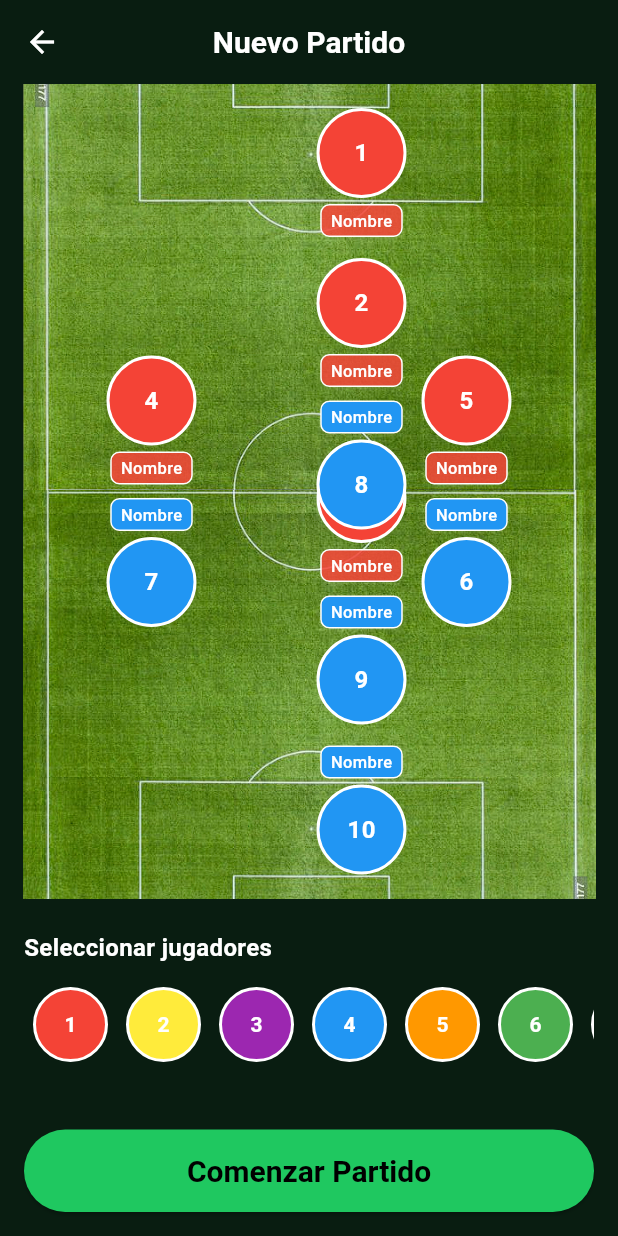
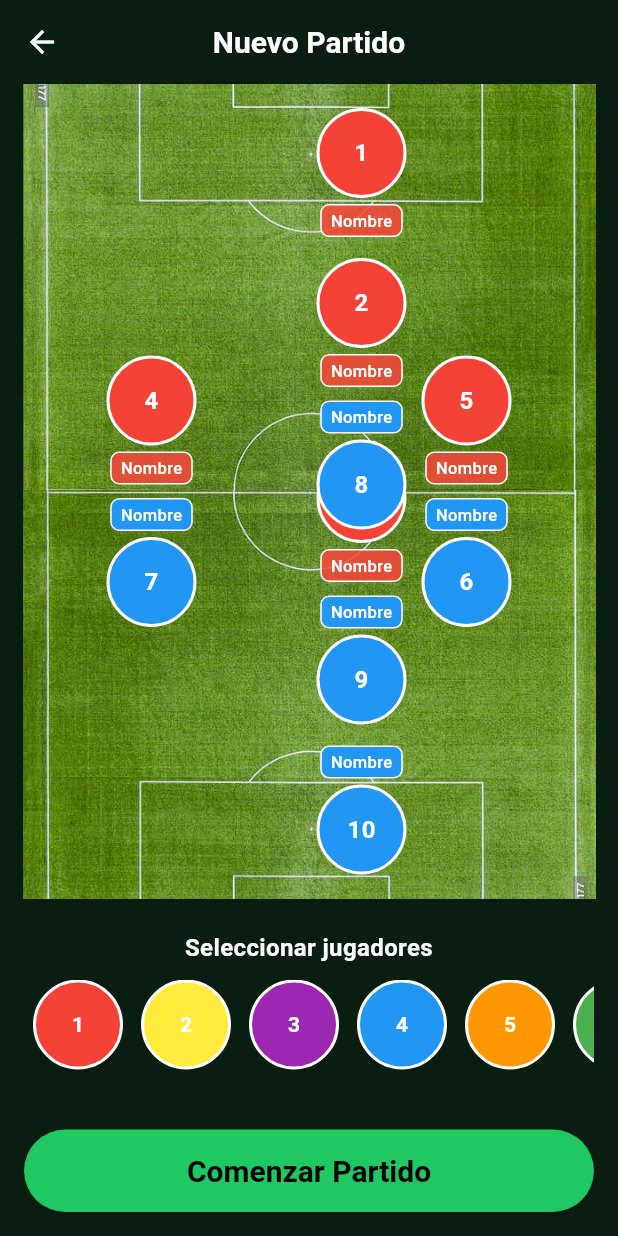
Before and after one commit to FranGonzalez7/football-project, a Flutter app: the NewMatchScreen screen opened by its route, on a phone screen of 412 x 824 dp. Run offline on Flutter 3.47's test engine with Material 3 defaults, Android fonts, the phone set to English and light mode, and no system bars; our stand-ins replace cloud_firestore, firebase_auth, firebase_core, firebase_storage, image_picker; accounts and stored records are empty.

Commit message:
separamos a player selector bubble y player selector list

```diff
--- a/lib/screens/new_match/new_match_screen.dart
+++ b/lib/screens/new_match/new_match_screen.dart
@@ -1,7 +1,7 @@
 import 'package:flutter/material.dart';
 import 'package:football_picker/screens/new_match/widgets/player_bubble_down.dart';
 import 'package:football_picker/screens/new_match/widgets/player_bubble_up.dart';
-import 'package:football_picker/screens/new_match/widgets/player_selector_bubble.dart';
+import 'package:football_picker/screens/new_match/widgets/player_selector_list.dart';
 import 'package:football_picker/theme/app_colors.dart';
 import 'package:football_picker/widgets/custom_primary_button.dart';
 
@@ -111,27 +111,11 @@ class NewMatchScreen extends StatelessWidget {
                 children: [
                   const Text(
                     'Seleccionar jugadores',
+                    textAlign: TextAlign.center,
                     style: TextStyle(fontSize: 16, fontWeight: FontWeight.bold),
                   ),
                   const SizedBox(height: 10),
-                  SizedBox(
-                    height: 60,
-                    child: ListView(
-                      scrollDirection: Axis.horizontal,
-                      children: const [
-                        PlayerSelectorBubble(number: '1', color: Colors.red),
-                        PlayerSelectorBubble(number: '2', color: Colors.yellow),
-                        PlayerSelectorBubble(number: '3', color: Colors.purple),
-                        PlayerSelectorBubble(number: '4', color: Colors.blue),
-                        PlayerSelectorBubble(number: '5', color: Colors.orange),
-                        PlayerSelectorBubble(number: '6', color: Colors.green),
-                        PlayerSelectorBubble(number: '7', color: Colors.lightBlueAccent),
-                        PlayerSelectorBubble(number: '8', color: Colors.black),
-                        PlayerSelectorBubble(number: '9', color: Colors.grey),
-
-                      ],
-                    ),
-                  ),
+                  PlayerSelectorList(),
                   const Spacer(),
                   CustomPrimaryButton(text: 'Comenzar Partido', onPressed: () {
 
--- a/lib/screens/new_match/widgets/player_selector_bubble.dart
+++ b/lib/screens/new_match/widgets/player_selector_bubble.dart
@@ -14,8 +14,8 @@ class PlayerSelectorBubble extends StatelessWidget {
   Widget build(BuildContext context) {
     return Container(
       margin: const EdgeInsets.symmetric(horizontal: 6),
-      width: 50,
-      height: 50,
+      width: 60,
+      height:60,
       decoration: BoxDecoration(
         shape: BoxShape.circle,
         color: color,
--- /dev/null
+++ b/lib/screens/new_match/widgets/player_selector_list.dart
@@ -0,0 +1,27 @@
+import 'package:flutter/material.dart';
+import 'player_selector_bubble.dart'; // Asegúrate de tener este widget o eliminarlo si no lo usas
+
+class PlayerSelectorList extends StatelessWidget {
+  const PlayerSelectorList({super.key});
+
+  @override
+  Widget build(BuildContext context) {
+    return SizedBox(
+      height: 60,
+      child: ListView(
+        scrollDirection: Axis.horizontal,
+        children: const [
+          PlayerSelectorBubble(number: '1', color: Colors.red),
+          PlayerSelectorBubble(number: '2', color: Colors.yellow),
+          PlayerSelectorBubble(number: '3', color: Colors.purple),
+          PlayerSelectorBubble(number: '4', color: Colors.blue),
+          PlayerSelectorBubble(number: '5', color: Colors.orange),
+          PlayerSelectorBubble(number: '6', color: Colors.green),
+          PlayerSelectorBubble(number: '7', color: Colors.lightBlueAccent),
+          PlayerSelectorBubble(number: '8', color: Colors.black),
+          PlayerSelectorBubble(number: '9', color: Colors.grey),
+        ],
+      ),
+    );
+  }
+}
```
